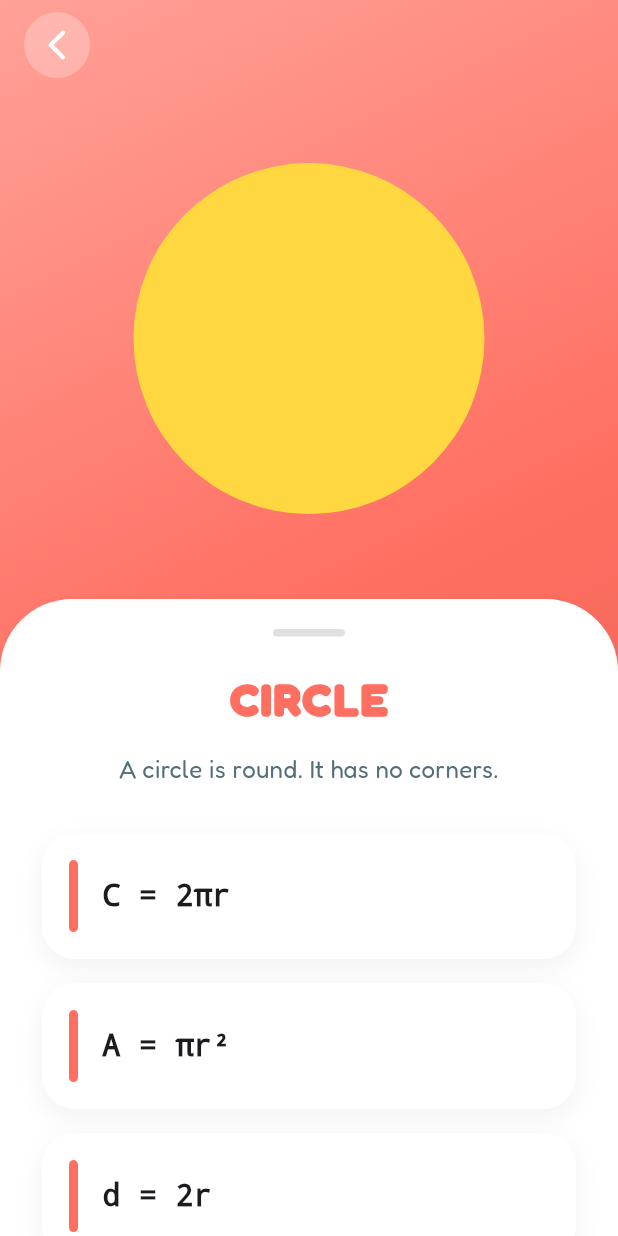
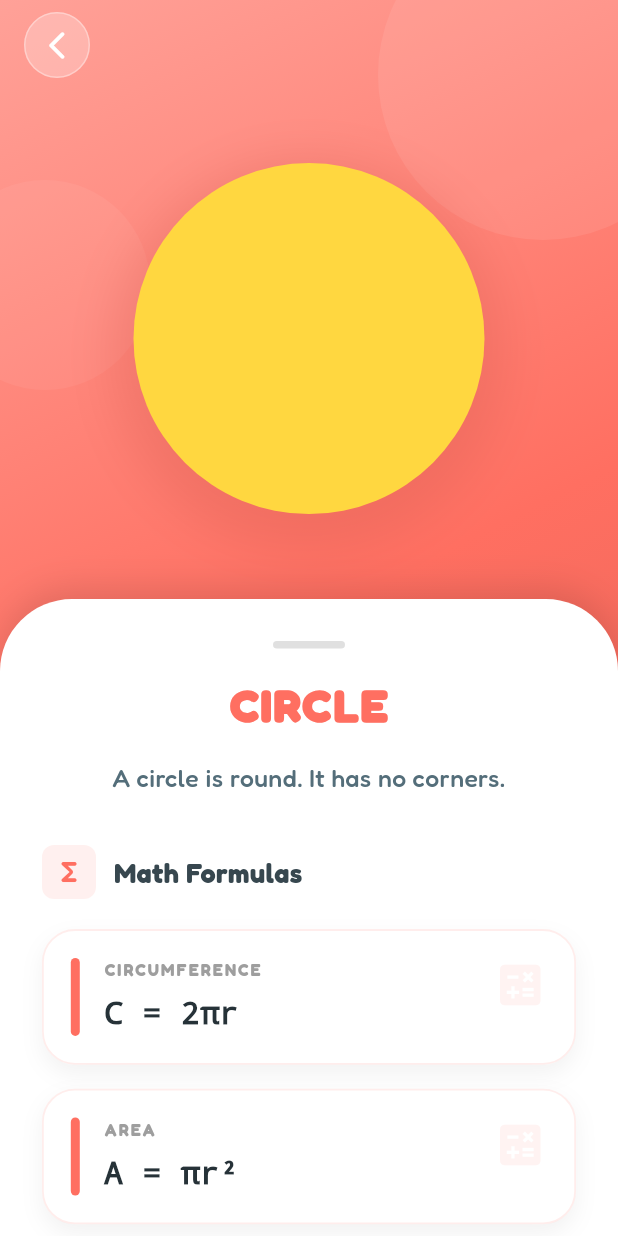
Before and after one commit to argadenil/zinzy, a Flutter app: the ShapeDetailScreen screen opened directly with sample values from the repository, on a phone screen of 412 x 824 dp. Run offline on Flutter 3.47's test engine with Material 3 defaults, Android fonts, the phone set to English and light mode, and no system bars; our stand-ins replace audioplayers, camera, confetti, flutter_tts, google_fonts, lottie and 2 more; missing offline and left inert: flutter_3d_controller, hand_landmarker.

Commit message:
Revert "changes added"
This reverts commit f61b6ea9720cf948d354b0d4189a8b3309d3fcd8.

```diff
--- a/lib/screens/shapes/shapeDetailsScreen.dart
+++ b/lib/screens/shapes/shapeDetailsScreen.dart
@@ -1,8 +1,9 @@
-import 'dart:math' as math;
 import 'package:flutter/material.dart';
 import 'package:flutter_3d_controller/flutter_3d_controller.dart';
 import 'package:zinzy/screens/shapes/shapeItem.dart';
 import 'package:zinzy/screens/shapes/shapePainter.dart';
+import 'package:zinzy/screens/shapes/shapesScreen.dart';
+import 'package:zinzy/screens/shapes/shapesscreen.dart';
 
 class ShapeDetailScreen extends StatefulWidget {
   final ShapeItem shape;
@@ -13,41 +14,15 @@ class ShapeDetailScreen extends StatefulWidget {
   State<ShapeDetailScreen> createState() => _ShapeDetailScreenState();
 }
 
-class _ShapeDetailScreenState extends State<ShapeDetailScreen>
-    with SingleTickerProviderStateMixin {
-  /// 🔄 Fake 3D rotation
-  double _rotX = 0;
-  double _rotY = 0;
-
-  late AnimationController _resetController;
-  late Animation<double> _resetAnim;
-
+class _ShapeDetailScreenState extends State<ShapeDetailScreen> {
   @override
   void initState() {
     super.initState();
-
-    _resetController = AnimationController(
-      vsync: this,
-      duration: const Duration(milliseconds: 350),
-    );
-
-    _resetAnim = CurvedAnimation(
-      parent: _resetController,
-      curve: Curves.easeOutBack,
-    );
-
-    _resetController.addListener(() {
-      setState(() {
-        _rotX *= (1 - _resetAnim.value);
-        _rotY *= (1 - _resetAnim.value);
-      });
-    });
+    print('@@@ start');
+    for (var f in widget.shape.formulas ?? []) {
+      print('Formula: ${f.title} = ${f.formula}');
     }
-
-  @override
-  void dispose() {
-    _resetController.dispose();
-    super.dispose();
+    print('@@@ end');
   }
 
   @override
@@ -73,6 +48,24 @@ class _ShapeDetailScreenState extends State<ShapeDetailScreen>
             ),
           ),
 
+          /// 🎨 SUBTLE DECOR ELEMENTS
+          Positioned(
+            top: -60,
+            right: -60,
+            child: CircleAvatar(
+              radius: 110,
+              backgroundColor: Colors.white.withOpacity(0.08),
+            ),
+          ),
+          Positioned(
+            top: 120,
+            left: -40,
+            child: CircleAvatar(
+              radius: 70,
+              backgroundColor: Colors.white.withOpacity(0.05),
+            ),
+          ),
+
           SafeArea(
             child: Column(
               children: [
@@ -82,47 +75,46 @@ class _ShapeDetailScreenState extends State<ShapeDetailScreen>
                   child: Padding(
                     padding: const EdgeInsets.only(left: 16, top: 8),
                     child: GestureDetector(
+                      behavior: HitTestBehavior.opaque,
                       onTap: () => Navigator.pop(context),
                       child: Container(
                         padding: const EdgeInsets.all(10),
                         decoration: BoxDecoration(
                           color: Colors.white.withOpacity(0.25),
                           shape: BoxShape.circle,
+                          border: Border.all(
+                            color: Colors.white.withOpacity(0.35),
+                          ),
                         ),
                         child: const Icon(
                           Icons.arrow_back_ios_new_rounded,
                           color: Colors.white,
+                          size: 22,
                         ),
                       ),
                     ),
                   ),
                 ),
 
-                /// ================= SHAPE VIEW =================
+                /// --- SHAPE VIEW ---
                 Expanded(
                   flex: 9,
                   child: Center(
                     child: Hero(
                       tag: widget.shape.name,
-                      child: GestureDetector(
-                        onPanUpdate: (details) {
-                          setState(() {
-                            _rotY += details.delta.dx * 0.01;
-                            _rotX -= details.delta.dy * 0.01;
-                          });
-                        },
-                        onPanEnd: (_) {
-                          _resetController.forward(from: 0);
-                        },
-                        child: Transform(
-                          alignment: Alignment.center,
-                          transform: Matrix4.identity()
-                            ..setEntry(3, 2, 0.0015) // perspective
-                            ..rotateX(_rotX)
-                            ..rotateY(_rotY),
                       child: Container(
                         width: 260,
                         height: 260,
+                        decoration: BoxDecoration(
+                          shape: BoxShape.circle,
+                          boxShadow: [
+                            BoxShadow(
+                              color: darkerColor.withOpacity(0.35),
+                              blurRadius: 28,
+                              offset: const Offset(0, 12),
+                            ),
+                          ],
+                        ),
                         child: widget.shape.is3D
                             ? Flutter3DViewer(
                                 src: widget.shape.asset!,
@@ -140,10 +132,8 @@ class _ShapeDetailScreenState extends State<ShapeDetailScreen>
                     ),
                   ),
                 ),
-                  ),
-                ),
 
-                /// ================= INFO CARD =================
+                /// --- INFO CARD ---
                 Expanded(
                   flex: 11,
                   child: Container(
@@ -154,13 +144,21 @@ class _ShapeDetailScreenState extends State<ShapeDetailScreen>
                         topLeft: Radius.circular(48),
                         topRight: Radius.circular(48),
                       ),
+                      boxShadow: [
+                        BoxShadow(
+                          color: Colors.black12,
+                          blurRadius: 20,
+                          offset: Offset(0, -6),
+                        ),
+                      ],
                     ),
                     child: SingleChildScrollView(
-                      padding: const EdgeInsets.fromLTRB(28, 20, 28, 30),
+                      padding: const EdgeInsets.fromLTRB(28, 12, 28, 30),
                       child: Column(
                         children: [
                           /// DRAG HANDLE
                           Container(
+                            margin: const EdgeInsets.symmetric(vertical: 16),
                             width: 48,
                             height: 5,
                             decoration: BoxDecoration(
@@ -168,7 +166,6 @@ class _ShapeDetailScreenState extends State<ShapeDetailScreen>
                               borderRadius: BorderRadius.circular(10),
                             ),
                           ),
-                          const SizedBox(height: 20),
 
                           /// TITLE
                           Text(
@@ -181,28 +178,60 @@ class _ShapeDetailScreenState extends State<ShapeDetailScreen>
                             ),
                           ),
 
-                          const SizedBox(height: 12),
+                          const SizedBox(height: 14),
 
                           /// DESCRIPTION
                           Text(
                             widget.shape.description,
                             textAlign: TextAlign.center,
                             style: TextStyle(
-                              fontSize: 16,
+                              fontSize: 16.5,
                               height: 1.6,
+                              fontWeight: FontWeight.w500,
                               color: Colors.blueGrey[600],
                             ),
                           ),
 
-                          const SizedBox(height: 30),
+                          const SizedBox(height: 32),
 
-                          /// FORMULAS
+                          /// FORMULA HEADER
+                          Row(
+                            children: [
+                              Container(
+                                padding: const EdgeInsets.all(8),
+                                decoration: BoxDecoration(
+                                  color: mainColor.withOpacity(0.1),
+                                  borderRadius: BorderRadius.circular(8),
+                                ),
+                                child: Icon(
+                                  Icons.functions_rounded,
+                                  color: mainColor,
+                                  size: 20,
+                                ),
+                              ),
+                              const SizedBox(width: 12),
+                              Text(
+                                "Math Formulas",
+                                style: TextStyle(
+                                  fontSize: 18,
+                                  fontWeight: FontWeight.w800,
+                                  color: Colors.blueGrey[800],
+                                ),
+                              ),
+                            ],
+                          ),
+
+                          const SizedBox(height: 20),
+
+                          /// FORMULA LIST
                           if (widget.shape.formulas.isNotEmpty)
                             ...widget.shape.formulas.map(
                               (f) => _buildFormulaCard(f, mainColor),
                             )
                           else
                             _buildNoFormulaState(),
+
+                          const SizedBox(height: 30),
                         ],
                       ),
                     ),
@@ -220,37 +249,69 @@ class _ShapeDetailScreenState extends State<ShapeDetailScreen>
   Widget _buildFormulaCard(ShapeFormula item, Color color) {
     return Container(
       margin: const EdgeInsets.only(bottom: 16),
-      padding: const EdgeInsets.all(18),
+      padding: const EdgeInsets.symmetric(horizontal: 18, vertical: 18),
       decoration: BoxDecoration(
+        color: Colors.white,
         borderRadius: BorderRadius.circular(22),
-        color: Colors.white,
         boxShadow: [
           BoxShadow(
             color: Colors.black.withOpacity(0.05),
-            blurRadius: 14,
+            blurRadius: 12,
             offset: const Offset(0, 6),
           ),
         ],
+        border: Border.all(
+          color: color.withOpacity(0.12),
+          width: 1.2,
+        ),
       ),
       child: Row(
+        crossAxisAlignment: CrossAxisAlignment.start,
         children: [
           Container(
             width: 6,
-            height: 48,
+            height: 52,
             decoration: BoxDecoration(
               color: color,
               borderRadius: BorderRadius.circular(6),
             ),
           ),
           const SizedBox(width: 16),
+
           Expanded(
-            child: Text(
+            child: Column(
+              crossAxisAlignment: CrossAxisAlignment.start,
+              children: [
+                Text(
+                  (item.title ?? '').toUpperCase(),
+                  style: TextStyle(
+                    fontSize: 11,
+                    fontWeight: FontWeight.bold,
+                    color: Colors.grey[500],
+                    letterSpacing: 1.4,
+                  ),
+                ),
+                const SizedBox(height: 6),
+                Text(
                   item.formula,
-              style: const TextStyle(
-                fontSize: 20,
+                  softWrap: true,
+                  style: TextStyle(
+                    fontSize: 21,
+                    fontWeight: FontWeight.w600,
                     fontFamily: 'Courier',
-                fontWeight: FontWeight.w600,
+                    color: Colors.blueGrey[900],
                   ),
+                ),
+              ],
+            ),
+          ),
+
+          Opacity(
+            opacity: 0.08,
+            child: Icon(
+              Icons.calculate,
+              color: color,
+              size: 36,
             ),
           ),
         ],
@@ -260,14 +321,19 @@ class _ShapeDetailScreenState extends State<ShapeDetailScreen>
 
   Widget _buildNoFormulaState() {
     return Padding(
-      padding: const EdgeInsets.symmetric(vertical: 40),
+      padding: const EdgeInsets.symmetric(vertical: 30),
       child: Column(
         children: [
-          Icon(Icons.check_circle_outline, size: 42, color: Colors.grey[300]),
+          Icon(Icons.check_circle_outline,
+              size: 40, color: Colors.grey[300]),
           const SizedBox(height: 12),
           Text(
             "Just remember the shape!",
-            style: TextStyle(color: Colors.grey[400], fontSize: 16),
+            style: TextStyle(
+              color: Colors.grey[400],
+              fontSize: 16,
+              fontWeight: FontWeight.w500,
+            ),
           ),
         ],
       ),
```
Also changed, not shown: pubspec.lock, 5 other files. Lines whose indentation alone changed are shown as unchanged.
